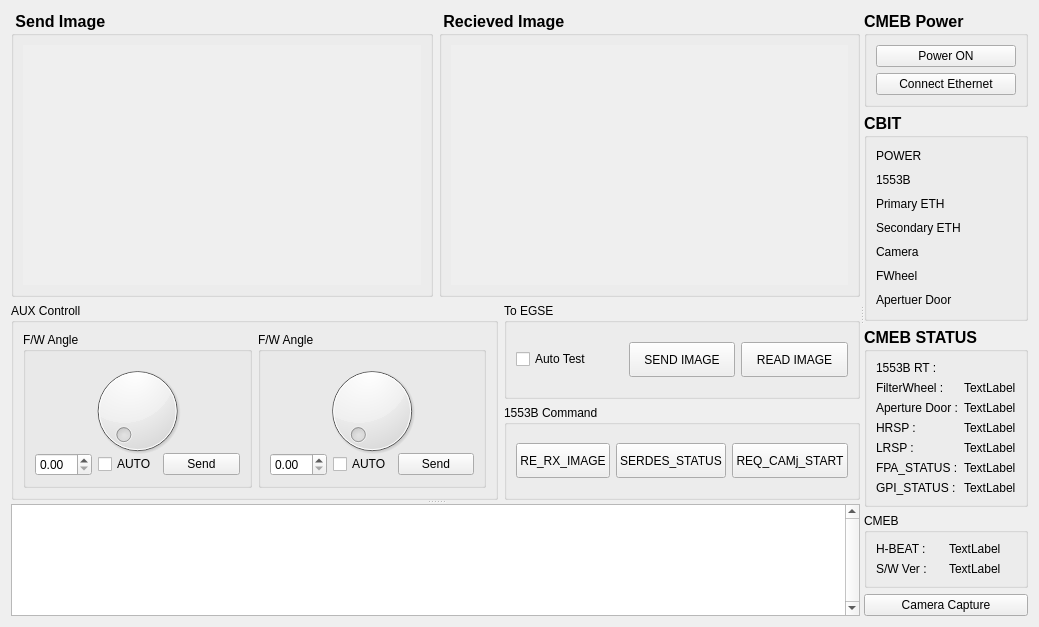
This is EGSE_CMEB/ControllUI.ui in GisuKim/EGSE_GUI as Qt 5 draws it before an edit. The edited form follows.
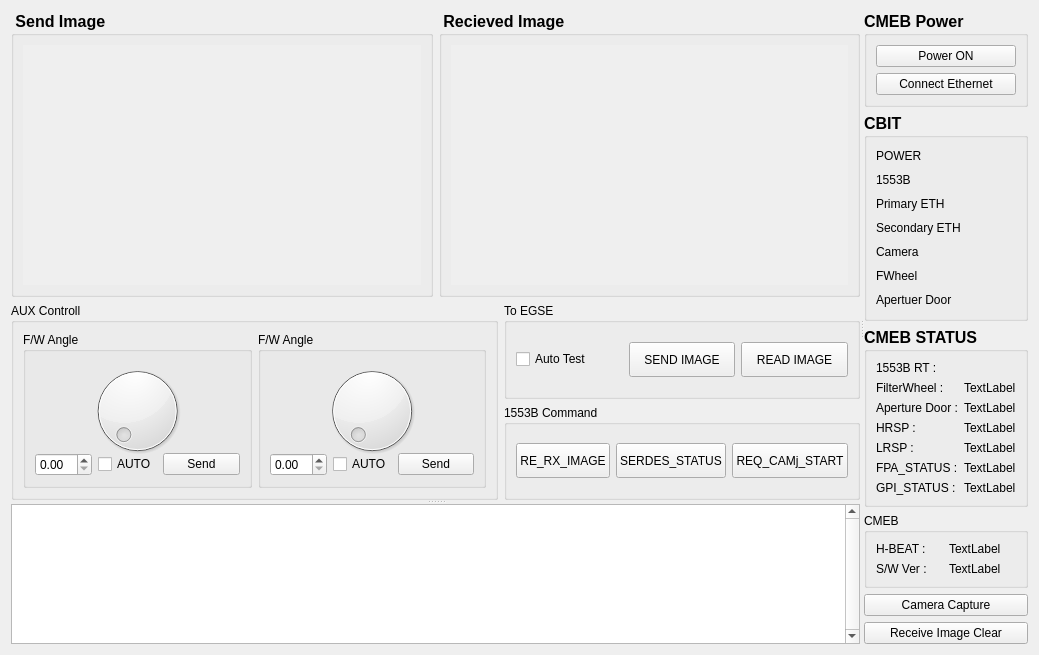
This is the edited form. Icons and pictures are not drawn.

What changed in the file:
```diff
--- a/EGSE_CMEB/ControllUI.ui
+++ b/EGSE_CMEB/ControllUI.ui
@@ -7,7 +7,7 @@
     <x>0</x>
     <y>0</y>
     <width>1039</width>
-    <height>591</height>
+    <height>642</height>
    </rect>
   </property>
   <property name="windowTitle">
@@ -337,19 +337,6 @@
      </widget>
      <widget class="QWidget" name="gridLayoutWidget_2">
       <layout class="QGridLayout" name="gridLayout_2">
-       <item row="6" column="0">
-        <spacer name="verticalSpacer_2">
-         <property name="orientation">
-          <enum>Qt::Vertical</enum>
-         </property>
-         <property name="sizeHint" stdset="0">
-          <size>
-           <width>20</width>
-           <height>40</height>
-          </size>
-         </property>
-        </spacer>
-       </item>
        <item row="2" column="0">
         <widget class="QGroupBox" name="groupBox">
          <property name="font">
@@ -637,6 +624,26 @@
          </layout>
         </widget>
        </item>
+       <item row="7" column="0">
+        <spacer name="verticalSpacer_2">
+         <property name="orientation">
+          <enum>Qt::Vertical</enum>
+         </property>
+         <property name="sizeHint" stdset="0">
+          <size>
+           <width>20</width>
+           <height>40</height>
+          </size>
+         </property>
+        </spacer>
+       </item>
+       <item row="5" column="0">
+        <widget class="QPushButton" name="btn_camera_on">
+         <property name="text">
+          <string>Camera Capture</string>
+         </property>
+        </widget>
+       </item>
        <item row="3" column="0">
         <widget class="QGroupBox" name="groupBox_2">
          <property name="font">
@@ -879,10 +886,10 @@
          </layout>
         </widget>
        </item>
-       <item row="5" column="0">
-        <widget class="QPushButton" name="btn_camera_on">
+       <item row="6" column="0">
+        <widget class="QPushButton" name="pushButton_3">
          <property name="text">
-          <string>Camera Capture</string>
+          <string>Receive Image Clear</string>
          </property>
         </widget>
        </item>
```
